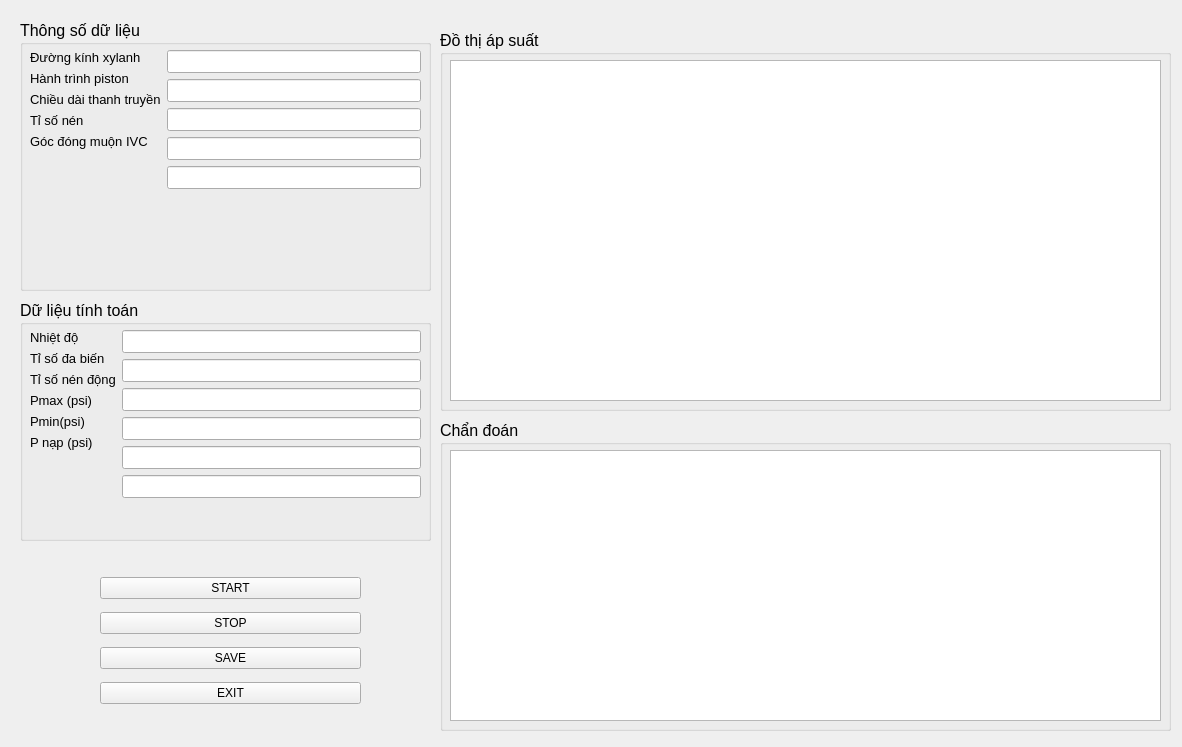
First picture: the form in GUI/GUI_chandoan.ui, repository Phamthinh02/Luan_van, before the edit.
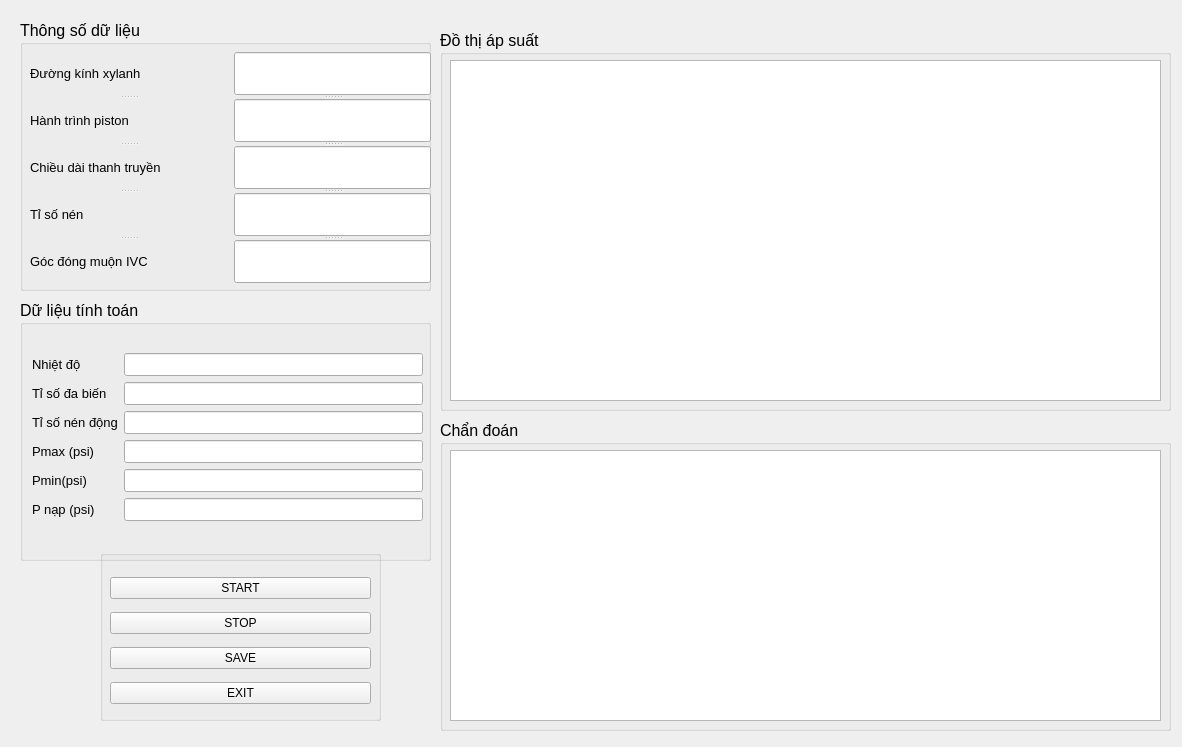
Second picture: the form after the edit.

Patch:
```diff
--- a/GUI/GUI_chandoan.ui
+++ b/GUI/GUI_chandoan.ui
@@ -44,15 +44,17 @@
     <property name="geometry">
      <rect>
       <x>10</x>
-      <y>30</y>
-      <width>391</width>
+      <y>32</y>
+      <width>401</width>
       <height>231</height>
      </rect>
     </property>
-    <layout class="QFormLayout" name="formLayout_2">
+    <layout class="QGridLayout" name="gridLayout">
      <item row="0" column="0">
-      <layout class="QFormLayout" name="formLayout">
-       <item row="0" column="0">
+      <widget class="QSplitter" name="splitter_2">
+       <property name="orientation">
+        <enum>Qt::Vertical</enum>
+       </property>
         <widget class="QLabel" name="label_cyl_dm">
          <property name="font">
           <font>
@@ -63,8 +65,6 @@
           <string>Đường kính xylanh</string>
          </property>
         </widget>
-       </item>
-       <item row="1" column="0">
         <widget class="QLabel" name="label_piston_jour">
          <property name="font">
           <font>
@@ -75,8 +75,6 @@
           <string>Hành trình piston</string>
          </property>
         </widget>
-       </item>
-       <item row="2" column="0">
         <widget class="QLabel" name="label_rod_len">
          <property name="font">
           <font>
@@ -87,8 +85,6 @@
           <string>Chiều dài thanh truyền</string>
          </property>
         </widget>
-       </item>
-       <item row="3" column="0">
         <widget class="QLabel" name="label_comp_rat">
          <property name="font">
           <font>
@@ -99,8 +95,6 @@
           <string>Tỉ số nén</string>
          </property>
         </widget>
-       </item>
-       <item row="4" column="0">
         <widget class="QLabel" name="label_xup_cor">
          <property name="font">
           <font>
@@ -111,12 +105,13 @@
           <string>Góc đóng muộn IVC</string>
          </property>
         </widget>
-       </item>
-      </layout>
+      </widget>
      </item>
      <item row="0" column="1">
-      <layout class="QVBoxLayout" name="verticalLayout">
-       <item>
+      <widget class="QSplitter" name="splitter">
+       <property name="orientation">
+        <enum>Qt::Vertical</enum>
+       </property>
         <widget class="QLineEdit" name="LE_cyl_dm">
          <property name="font">
           <font>
@@ -124,8 +119,6 @@
           </font>
          </property>
         </widget>
-       </item>
-       <item>
         <widget class="QLineEdit" name="LE_piston_jour">
          <property name="font">
           <font>
@@ -133,8 +126,6 @@
           </font>
          </property>
         </widget>
-       </item>
-       <item>
         <widget class="QLineEdit" name="LE_rod_len">
          <property name="font">
           <font>
@@ -142,8 +133,6 @@
           </font>
          </property>
         </widget>
-       </item>
-       <item>
         <widget class="QLineEdit" name="LE_comp_rat">
          <property name="font">
           <font>
@@ -151,8 +140,6 @@
           </font>
          </property>
         </widget>
-       </item>
-       <item>
         <widget class="QLineEdit" name="LE_xup_cor">
          <property name="font">
           <font>
@@ -160,8 +147,7 @@
           </font>
          </property>
         </widget>
-       </item>
-      </layout>
+      </widget>
      </item>
     </layout>
    </widget>
@@ -172,7 +158,7 @@
      <x>20</x>
      <y>300</y>
      <width>411</width>
-     <height>241</height>
+     <height>261</height>
     </rect>
    </property>
    <property name="font">
@@ -186,16 +172,28 @@
    <widget class="QWidget" name="layoutWidget">
     <property name="geometry">
      <rect>
-      <x>10</x>
-      <y>30</y>
+      <x>12</x>
+      <y>32</y>
       <width>391</width>
-      <height>196</height>
+      <height>211</height>
      </rect>
     </property>
-    <layout class="QFormLayout" name="formLayout_4">
+    <layout class="QGridLayout" name="gridLayout_2">
      <item row="0" column="0">
-      <layout class="QFormLayout" name="formLayout_3">
-       <item row="1" column="0">
+      <layout class="QVBoxLayout" name="verticalLayout">
+       <item>
+        <widget class="QLabel" name="label_extTem">
+         <property name="font">
+          <font>
+           <pointsize>10</pointsize>
+          </font>
+         </property>
+         <property name="text">
+          <string>Nhiệt độ</string>
+         </property>
+        </widget>
+       </item>
+       <item>
         <widget class="QLabel" name="label_mul_rat">
          <property name="font">
           <font>
@@ -207,7 +205,7 @@
          </property>
         </widget>
        </item>
-       <item row="2" column="0">
+       <item>
         <widget class="QLabel" name="label_dym_comp_rat">
          <property name="font">
           <font>
@@ -219,7 +217,7 @@
          </property>
         </widget>
        </item>
-       <item row="3" column="0">
+       <item>
         <widget class="QLabel" name="label_max">
          <property name="font">
           <font>
@@ -231,7 +229,7 @@
          </property>
         </widget>
        </item>
-       <item row="4" column="0">
+       <item>
         <widget class="QLabel" name="label_min">
          <property name="font">
           <font>
@@ -243,19 +241,7 @@
          </property>
         </widget>
        </item>
-       <item row="0" column="0">
-        <widget class="QLabel" name="label_extTem">
-         <property name="font">
-          <font>
-           <pointsize>10</pointsize>
-          </font>
-         </property>
-         <property name="text">
-          <string>Nhiệt độ</string>
-         </property>
-        </widget>
-       </item>
-       <item row="5" column="0">
+       <item>
         <widget class="QLabel" name="label_load">
          <property name="font">
           <font>
@@ -404,11 +390,23 @@
     </property>
    </widget>
   </widget>
-  <widget class="QWidget" name="layoutWidget">
+  <widget class="QGroupBox" name="GB_button">
    <property name="geometry">
     <rect>
      <x>100</x>
-     <y>570</y>
+     <y>550</y>
+     <width>281</width>
+     <height>171</height>
+    </rect>
+   </property>
+   <property name="title">
+    <string/>
+   </property>
+   <widget class="QWidget" name="layoutWidget">
+    <property name="geometry">
+     <rect>
+      <x>10</x>
+      <y>20</y>
      <width>261</width>
      <height>141</height>
     </rect>
@@ -443,6 +441,7 @@
      </widget>
     </item>
    </layout>
+   </widget>
   </widget>
  </widget>
  <resources/>
```
Lines whose indentation alone changed are shown as unchanged.
